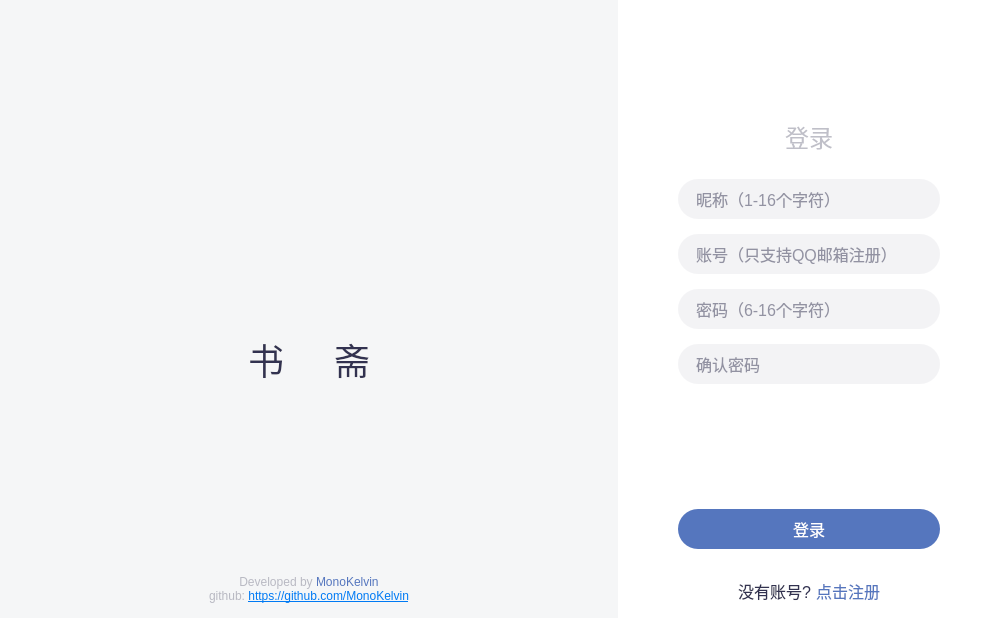
Qt form LoginDialog.ui (MonoKelvin/BookStudyApp) before a commit.
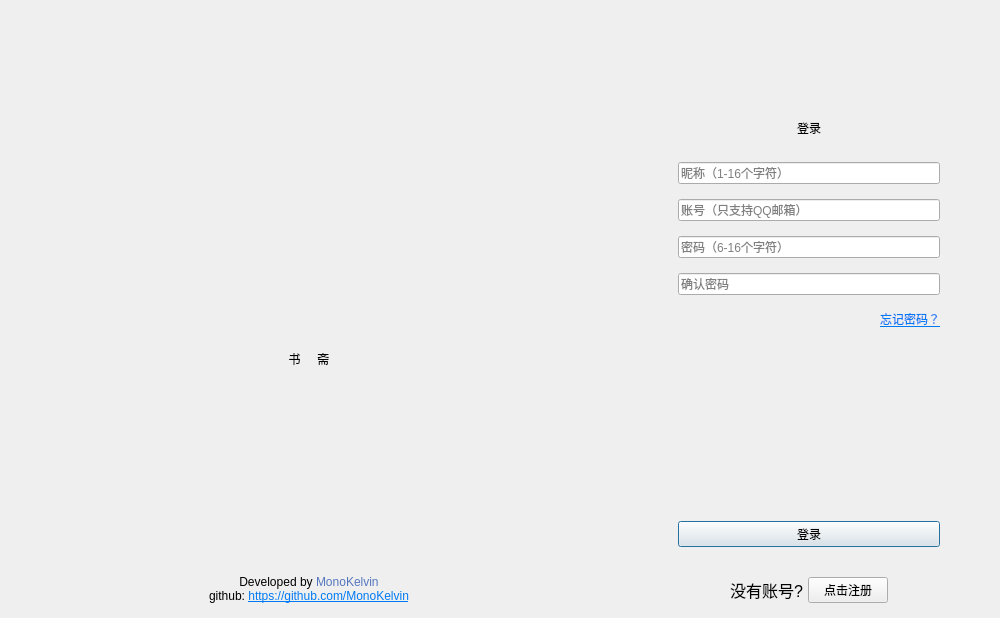
The same form after that commit. Icons and pictures are not drawn.

Patch:
```diff
--- a/LoginDialog.ui
+++ b/LoginDialog.ui
@@ -16,116 +16,7 @@
    </iconset>
   </property>
   <property name="styleSheet">
-   <string notr="true">*{
-	font-size: 16px;
-	font-family: &quot;方正大标宋简体&quot;;
-	color: rgb(50,50,80);
-	selection-background-color: rgb(89, 118, 189);
-	selection-color: #fff;
-	border:none;
-}
-
-/* Menu */ 
-QMenu{
-	background-color: #fff;
-	padding-top: 8px;
-	padding-bottom: 8px;
-}
-QMenu::item{
-	padding: 5px 10px 5px 25px;
-	border-left: 10px solid transparent;
-}
-QMenu::item:selected{
-	color: #fff;
-	background-color: #5576be;
-}
-QMenu::item:pressed{
-	background-color: #445e97;
-}
-QMenu::separator{
-    height: 1px;
-    background: #eee;
-    margin-left: 10px;
-    margin-right: 10px;
-}
-QMenu:disabled{
-	color:  rgba(50,50,80,80);
-}
-
-/* Widget */
-
-QDialog
-{
-	background-color: #fff;
-}
-#showWidget
-{
-	background: #f5f6f7;
-}
-
-
-/* Label */
-
-#lbAppName
-{
-	font-size: 36px;
-}
-#lbVerse
-{
-	font-size: 18px;
-	color: rgba(50,50,80, 80);
-}
-#lbDeveloper
-{
-	font-size: 12px;
-	color: rgba(50,50,80, 80);
-}
-#lbAppLogo
-{
-	image: url(:/Icons/AppIcons/BookStudy.png);
-}
-#lbLogin
-{
-	font-size: 24px;
-	color: rgba(50,50,80, 80);
-}
-
-/* Line Edit */
-QLineEdit
-{
-	height: 40px;
-	border-radius: 20px;
-	background: rgba(50,50,80,15);
-	padding-left: 16px;
-	padding-right: 16px;
-}
-QLineEdit:hover, QLineEdit:focus
-{
-	background: rgba(50,50,80,30);
-}
-
-/* Button */
-#btnLogin
-{
-	color: #fff;
-	min-width: 40px;
-	height: 40px;
-	border-radius: 20px;
-	background: #5576be;
-}
-#btnLogin:hover
-{
-	background: #445e97;
-}
-#btnSignUp
-{
-	color: #5576be;
-	background: #fff;
-}
-#btnSignUp:hover
-{
-	color: #445e97;
-}</string>
+   <string notr="true"/>
   </property>
   <layout class="QHBoxLayout" name="horizontalLayout_2" stretch="1000,618">
    <property name="spacing">
@@ -316,7 +207,7 @@
         <number>20</number>
        </property>
        <property name="placeholderText">
-        <string>账号（只支持QQ邮箱注册）</string>
+        <string>账号（只支持QQ邮箱）</string>
        </property>
       </widget>
      </item>
@@ -343,6 +234,22 @@
        </property>
       </widget>
      </item>
+     <item>
+      <widget class="QLabel" name="lbForgetPwd">
+       <property name="cursor">
+        <cursorShape>PointingHandCursor</cursorShape>
+       </property>
+       <property name="text">
+        <string>&lt;html&gt;&lt;head/&gt;&lt;body&gt;&lt;p&gt;&lt;a href=&quot;http://bookstudy.com/forget_password&quot;&gt;&lt;span style=&quot; text-decoration: underline; color:#007af4;&quot;&gt;忘记密码？&lt;/span&gt;&lt;/a&gt;&lt;/p&gt;&lt;/body&gt;&lt;/html&gt;</string>
+       </property>
+       <property name="alignment">
+        <set>Qt::AlignRight|Qt::AlignTrailing|Qt::AlignVCenter</set>
+       </property>
+       <property name="openExternalLinks">
+        <bool>true</bool>
+       </property>
+      </widget>
+     </item>
      <item>
       <spacer name="verticalSpacer_6">
        <property name="orientation">
```
